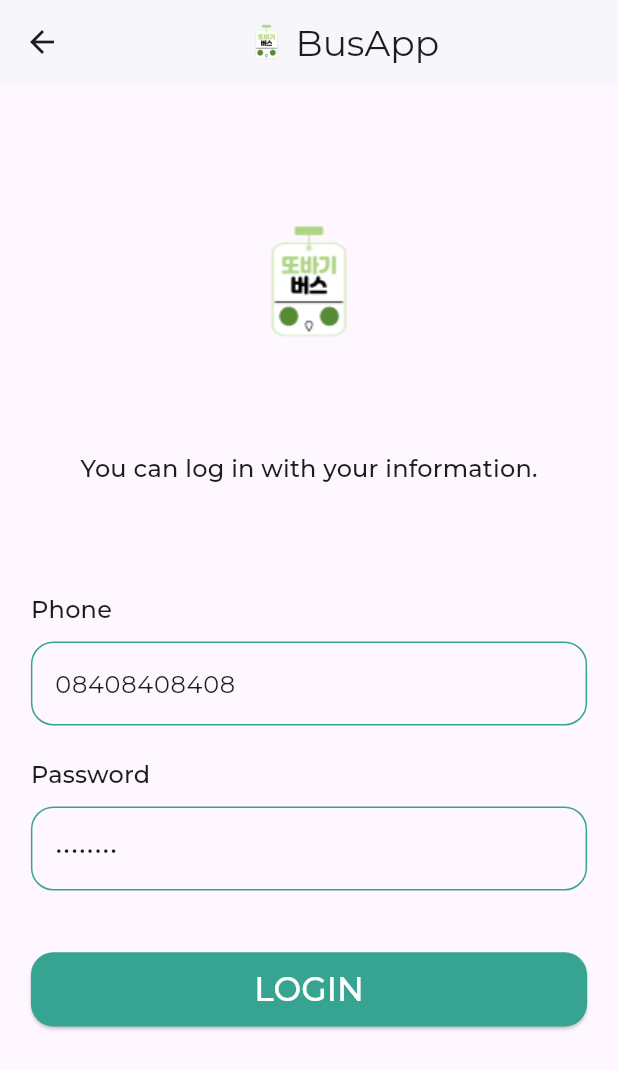
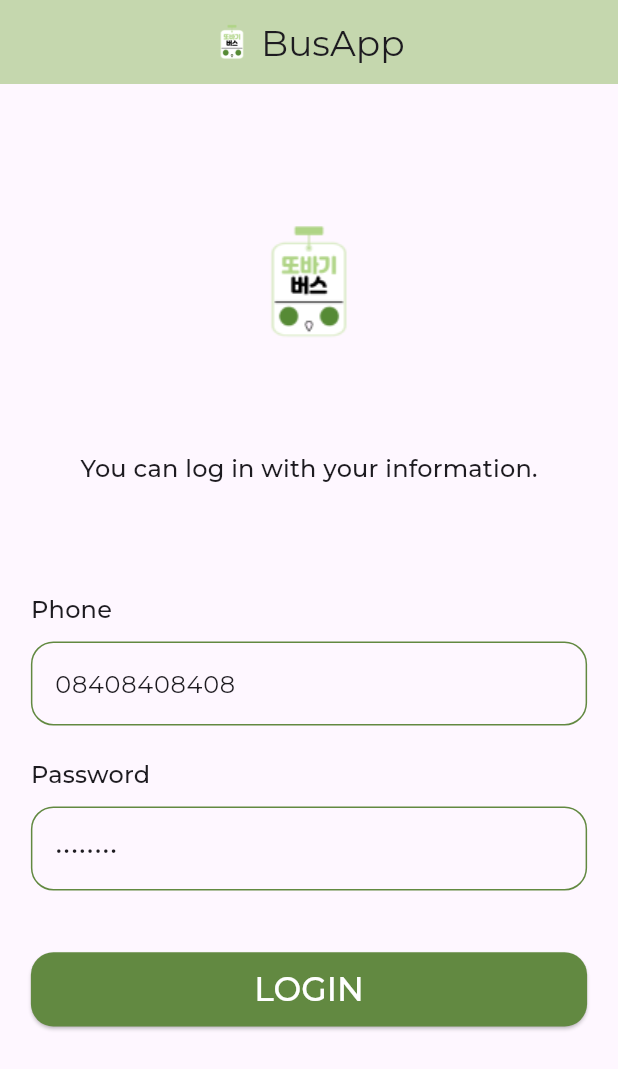
Before and after one commit to phuc97405/bloc_test, a Flutter app: the screen it shows after launch, on a phone screen of 412 x 824 dp. Shown: the top 1069 px of the screen. Run offline on Flutter 3.47's test engine with Material 3 defaults, Android fonts, the phone set to English and light mode, and no system bars; our stand-ins replace bloc, dio, equatable, flutter_bloc, flutter_secure_storage, google_fonts and 1 more.

Commit message:
handle loading

```diff
--- a/lib/core/base/bloc/auth_bloc.dart
+++ b/lib/core/base/bloc/auth_bloc/auth_bloc.dart
@@ -5,8 +5,8 @@ import 'package:bloc_test/core/base/model/auth_model.dart';
 import 'package:bloc_test/core/init/cache/auth_cache_manager.dart';
 import 'package:equatable/equatable.dart';
 import 'package:flutter_bloc/flutter_bloc.dart';
-import '../../constants/enums/auth_enums.dart';
-import '../service/interface_auth_service.dart';
+import '../../../constants/enums/auth_enums.dart';
+import '../../service/interface_auth_service.dart';
 
 part 'auth_event.dart';
 part 'auth_state.dart';
--- /dev/null
+++ b/lib/core/base/functions/base_functions.dart
@@ -0,0 +1,46 @@
+import 'dart:io';
+
+import 'package:bloc_test/core/constants/app/color_constants.dart';
+import 'package:flutter/cupertino.dart';
+import 'package:flutter/material.dart';
+
+class BaseFunctions {
+  static BaseFunctions? _instance;
+  static BaseFunctions get instance {
+    _instance ??= BaseFunctions._init();
+    return _instance!;
+  }
+
+  BaseFunctions._init();
+
+  Widget platformIndicator() {
+    return Center(
+      child: Platform.isIOS
+          ? const CupertinoActivityIndicator()
+          : const CircularProgressIndicator(
+              color: ColorConstants.onPrimary,
+            ),
+    );
+  }
+
+  IconButton platformBackButton({
+    required VoidCallback onPressed,
+    Color? color = Colors.black,
+  }) {
+    return Platform.isIOS
+        ? IconButton(
+            onPressed: onPressed,
+            icon: Icon(
+              Icons.arrow_back_ios,
+              color: color,
+            ),
+          )
+        : IconButton(
+            onPressed: onPressed,
+            icon: Icon(
+              Icons.arrow_back,
+              color: color,
+            ),
+          );
+  }
+}
--- a/lib/core/components/button/button.dart
+++ b/lib/core/components/button/button.dart
@@ -21,7 +21,7 @@ class CustomButton extends StatelessWidget {
       child: ElevatedButton(
         onPressed: onTap,
         style: ElevatedButton.styleFrom(
-            backgroundColor: ColorConstants.teal,
+            backgroundColor: ColorConstants.onPrimary,
             fixedSize: Size(
               context.dynamicWidth(1),
               context.dynamicHeight(0.06),
--- a/lib/core/components/textFormField/text_form_field.dart
+++ b/lib/core/components/textFormField/text_form_field.dart
@@ -48,7 +48,7 @@ class _TextFormFieldWidgetState extends State<TextFormFieldWidget> {
           keyboardType: widget.keyboardType,
           validator: widget.validator,
           onSaved: widget.onSaved,
-          cursorColor: ColorConstants.teal,
+          cursorColor: ColorConstants.onPrimary,
           obscureText: widget.isPassword ?? false,
           style: GoogleFonts.montserrat(),
           decoration: InputDecoration(
@@ -56,13 +56,13 @@ class _TextFormFieldWidgetState extends State<TextFormFieldWidget> {
             errorStyle: GoogleFonts.montserrat(),
             border: OutlineInputBorder(
                 borderRadius: BorderRadius.circular(15),
-                borderSide: const BorderSide(color: ColorConstants.teal)),
+                borderSide: const BorderSide(color: ColorConstants.onPrimary)),
             focusedBorder: OutlineInputBorder(
                 borderRadius: BorderRadius.circular(15),
-                borderSide: const BorderSide(color: ColorConstants.teal)),
+                borderSide: const BorderSide(color: ColorConstants.onPrimary)),
             enabledBorder: OutlineInputBorder(
                 borderRadius: BorderRadius.circular(15),
-                borderSide: const BorderSide(color: ColorConstants.teal)),
+                borderSide: const BorderSide(color: ColorConstants.onPrimary)),
             errorBorder: OutlineInputBorder(
                 borderRadius: BorderRadius.circular(15),
                 borderSide: const BorderSide(color: Colors.red)),
--- a/lib/core/constants/app/color_constants.dart
+++ b/lib/core/constants/app/color_constants.dart
@@ -2,8 +2,10 @@ import 'package:flutter/material.dart';
 
 @immutable
 class ColorConstants {
-  const ColorConstants._();
+  // const ColorConstants._();
 
   static const Color black = Color(0xFF252525);
+  static const Color primary = Color(0xffCADEAF);
+  static const Color onPrimary = Color(0xff628941);
   static const Color teal = Color(0xff37A492);
 }
--- a/lib/core/constants/app/string_constants.dart
+++ b/lib/core/constants/app/string_constants.dart
@@ -5,6 +5,7 @@ class StringConstants {
   const StringConstants._();
 
   static const String appName = 'BusApp';
+  static const String fontFamily = '';
 
   /// for Login view
   static const String loginTitle = "You can log in with your information.";
--- a/lib/core/constants/enums/auth_enums.dart
+++ b/lib/core/constants/enums/auth_enums.dart
@@ -1,7 +1,3 @@
 enum AuthStatus { unknown, authenticated, guest }
 
-enum AuthError {
-  hostUnreachable,
-  unknown,
-  wrongEmailOrPassword,
-}
+enum AuthError { hostUnreachable, unknown, wrongEmailOrPassword }
--- a/lib/core/extensions/navigate_extension.dart
+++ b/lib/core/extensions/navigate_extension.dart
@@ -13,6 +13,7 @@ extension NavigateExtension on AuthStatus {
       case AuthStatus.unknown:
 
         /// MARK: It can be IntroView.
+
         break;
     }
     return const LoginView();
--- a/lib/main.dart
+++ b/lib/main.dart
@@ -1,6 +1,6 @@
 import 'dart:io';
 
-import 'package:bloc_test/core/base/bloc/auth_bloc.dart';
+import 'package:bloc_test/core/base/bloc/auth_bloc/auth_bloc.dart';
 import 'package:bloc_test/core/base/service/auth_service.dart';
 import 'package:bloc_test/core/constants/app/string_constants.dart';
 import 'package:bloc_test/core/init/cache/auth_cache_manager.dart';
--- a/pubspec.yaml
+++ b/pubspec.yaml
@@ -46,6 +46,8 @@ dependencies:
   flutter_bloc: ^8.1.3
 
   equatable:
+
+  responsive_sizer: ^3.2.0
 
 dev_dependencies:
   flutter_test:
```
Also changed, not shown: lib/core/base/bloc/profile_bloc/profile_bloc.dart (added, +13 -0 lines), lib/core/base/bloc/profile_bloc/profile_event.dart (added, +8 -0 lines), lib/core/base/bloc/profile_bloc/profile_state.dart (added, +10 -0 lines), lib/core/components/appbar/appbar.dart (+10 -8 lines), lib/core/init/theme/text_theme.dart (added, +45 -0 lines), lib/core/utils/navigate_util.dart (+41 -2 lines), lib/view/auth/login_view.dart (+12 -1 lines), lib/view/auth/splash_view.dart (+6 -3 lines), lib/core/base/bloc/auth_bloc/auth_event.dart (renamed from lib/core/base/bloc/auth_event.dart), lib/core/base/bloc/auth_bloc/auth_state.dart (renamed from lib/core/base/bloc/auth_state.dart), pubspec.lock.
